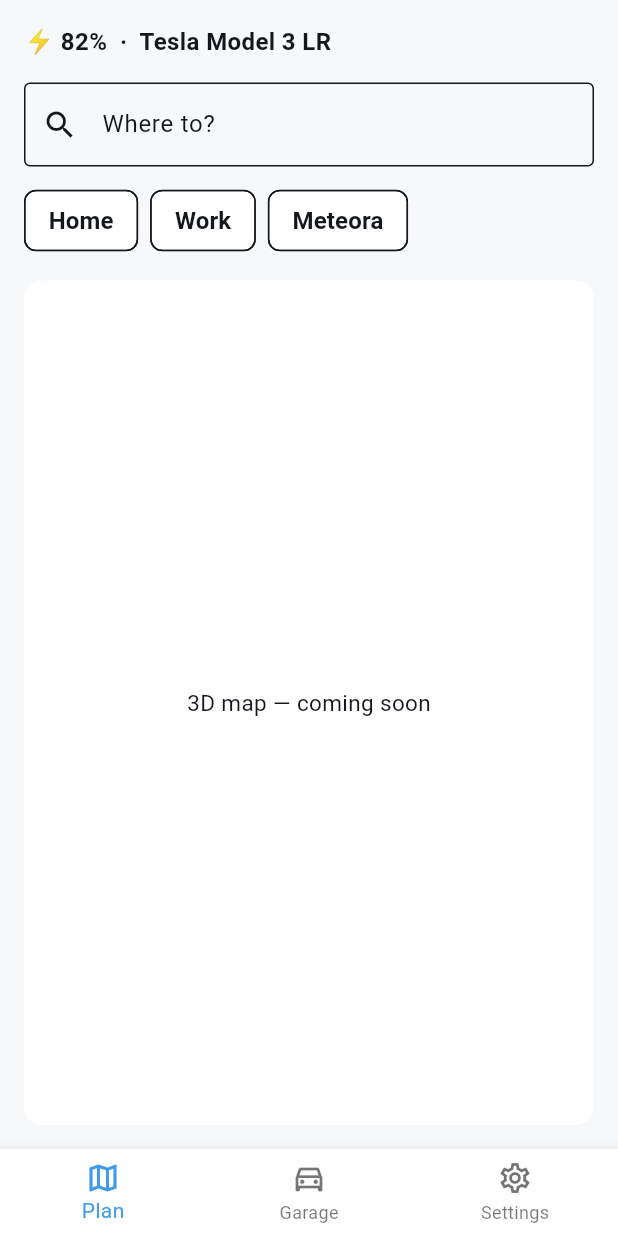
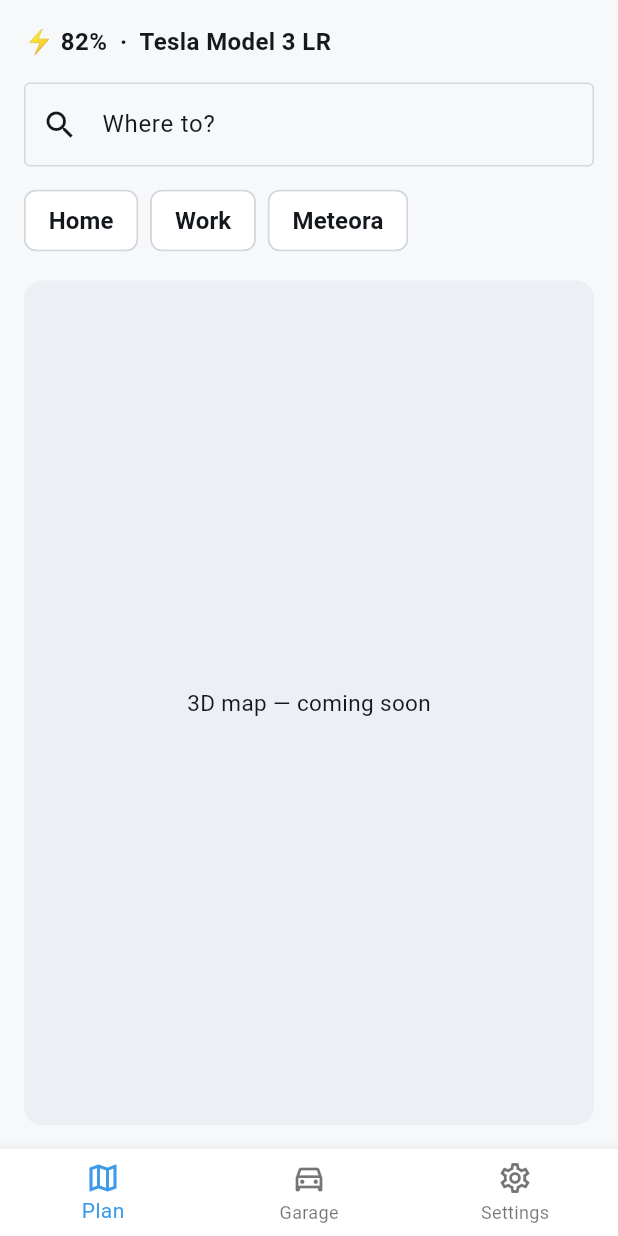
Before and after one commit to Vtziallas/gradient-ev, a Flutter app: the screen it shows after launch, on a phone screen of 412 x 824 dp. Run offline on Flutter 3.47's test engine with Material 3 defaults, Android fonts, the phone set to English and light mode, and no system bars; our stand-ins replace dio, flutter_riverpod, go_router.

Commit message:
fix(mobile): fix theme layering inversion and missing M3 ColorScheme roles
Two related cross-task issues from final review:

- Layering: core/design/energy_chip.dart and two features/*/presentation
  screens imported app/theme/{color,text}_tokens.dart directly, violating
  the plan's "features import core, not app" constraint. The token files
  themselves (color_tokens.dart, text_tokens.dart) were moved to
  lib/core/theme/ in the previous commit; this commit updates every
  remaining import site to point there, leaving app/theme/ containing
  only the ThemeData composer (app_theme.dart).

- ColorScheme roles: _themeFrom only set primary/secondary/error/surface
  roles, leaving M3's surfaceContainerHighest and outline to fall back to
  surface/onSurface respectively. In light theme this made the Home/Plan
  map placeholder (surfaceContainerHighest) nearly invisible against the
  scaffold background; in dark theme it made TextField's outline border
  render at full onSurface contrast instead of as a subtle divider. Added
  explicit darkSurfaceContainer/lightSurfaceContainer (a step between
  surface and background) and darkOutline/lightOutline (a step between
  surface and onSurface) tokens, wired into ColorScheme's
  surfaceContainerHighest/surfaceContainer and outline/outlineVariant.

```diff
--- a/mobile/lib/app/theme/app_theme.dart
+++ b/mobile/lib/app/theme/app_theme.dart
@@ -1,7 +1,7 @@
 import 'package:flutter/material.dart';
 
-import 'color_tokens.dart';
-import 'text_tokens.dart';
+import '../../core/theme/color_tokens.dart';
+import '../../core/theme/text_tokens.dart';
 
 class GradientTheme {
   const GradientTheme._();
@@ -10,24 +10,30 @@ class GradientTheme {
         brightness: Brightness.dark,
         background: GradientColors.darkBackground,
         surface: GradientColors.darkSurface,
+        surfaceContainer: GradientColors.darkSurfaceContainer,
         onSurface: GradientColors.darkOnSurface,
         onSurfaceMuted: GradientColors.darkOnSurfaceMuted,
+        outline: GradientColors.darkOutline,
       );
 
   static ThemeData get light => _themeFrom(
         brightness: Brightness.light,
         background: GradientColors.lightBackground,
         surface: GradientColors.lightSurface,
+        surfaceContainer: GradientColors.lightSurfaceContainer,
         onSurface: GradientColors.lightOnSurface,
         onSurfaceMuted: GradientColors.lightOnSurfaceMuted,
+        outline: GradientColors.lightOutline,
       );
 
   static ThemeData _themeFrom({
     required Brightness brightness,
     required Color background,
     required Color surface,
+    required Color surfaceContainer,
     required Color onSurface,
     required Color onSurfaceMuted,
+    required Color outline,
   }) {
     final colorScheme = ColorScheme(
       brightness: brightness,
@@ -39,6 +45,10 @@ class GradientTheme {
       onError: Colors.white,
       surface: surface,
       onSurface: onSurface,
+      surfaceContainerHighest: surfaceContainer,
+      surfaceContainer: surfaceContainer,
+      outline: outline,
+      outlineVariant: outline,
     );
 
     return ThemeData(
--- a/mobile/lib/app/theme/color_tokens.dart
+++ /dev/null
@@ -1,30 +0,0 @@
-import 'package:flutter/material.dart';
-
-/// Energy palette — contract with server-side energy classes and renderers.
-/// Source: docs/UX.md §1. Same accent hues used for light and dark; only
-/// surface/text tokens differ per theme (formal contrast-on-terrain
-/// validation deferred — out of scope for this skeleton).
-class EnergyColors {
-  const EnergyColors._();
-
-  static const Color regen = Color(0xFF2FBF71);
-  static const Color efficient = Color(0xFFE8C547);
-  static const Color medium = Color(0xFFF28C28);
-  static const Color heavy = Color(0xFFE4572E);
-  static const Color charge = Color(0xFF3D9BE9);
-}
-
-/// Surface/background tokens. Dark-first per UX.md §1 ("driving context").
-class GradientColors {
-  const GradientColors._();
-
-  static const Color darkBackground = Color(0xFF0E1116);
-  static const Color darkSurface = Color(0xFF181C22);
-  static const Color darkOnSurface = Color(0xFFF2F4F7);
-  static const Color darkOnSurfaceMuted = Color(0xFF9AA4B2);
-
-  static const Color lightBackground = Color(0xFFF7F8FA);
-  static const Color lightSurface = Color(0xFFFFFFFF);
-  static const Color lightOnSurface = Color(0xFF14171C);
-  static const Color lightOnSurfaceMuted = Color(0xFF5B6472);
-}
--- a/mobile/lib/app/theme/text_tokens.dart
+++ /dev/null
@@ -1,32 +0,0 @@
-import 'package:flutter/material.dart';
-
-/// Typography tokens. UX.md §1 calls for a tabular-numerals display face
-/// for all metrics ("numbers are the product") — enforced here via
-/// [FontFeature.tabularFigures] rather than a bespoke font.
-class GradientTextStyles {
-  const GradientTextStyles._();
-
-  static const TextStyle metricLarge = TextStyle(
-    fontSize: 40,
-    fontWeight: FontWeight.w700,
-    fontFeatures: [FontFeature.tabularFigures()],
-    height: 1.05,
-  );
-
-  static const TextStyle metricSmall = TextStyle(
-    fontSize: 16,
-    fontWeight: FontWeight.w600,
-    fontFeatures: [FontFeature.tabularFigures()],
-  );
-
-  static const TextStyle body = TextStyle(
-    fontSize: 15,
-    fontWeight: FontWeight.w400,
-  );
-
-  static const TextStyle label = TextStyle(
-    fontSize: 13,
-    fontWeight: FontWeight.w500,
-    letterSpacing: 0.2,
-  );
-}
--- a/mobile/lib/core/design/energy_chip.dart
+++ b/mobile/lib/core/design/energy_chip.dart
@@ -1,7 +1,7 @@
 import 'package:flutter/material.dart';
 
-import '../../app/theme/color_tokens.dart';
-import '../../app/theme/text_tokens.dart';
+import '../theme/color_tokens.dart';
+import '../theme/text_tokens.dart';
 
 enum EnergyClass { regen, efficient, medium, heavy, charge }
 
--- a/mobile/lib/features/garage/presentation/garage_screen.dart
+++ b/mobile/lib/features/garage/presentation/garage_screen.dart
@@ -1,7 +1,7 @@
 import 'package:flutter/material.dart';
 import 'package:flutter_riverpod/flutter_riverpod.dart';
 
-import '../../../app/theme/text_tokens.dart';
+import '../../../core/theme/text_tokens.dart';
 import 'garage_providers.dart';
 
 class GarageScreen extends ConsumerWidget {
--- a/mobile/lib/features/planning/presentation/home_plan_screen.dart
+++ b/mobile/lib/features/planning/presentation/home_plan_screen.dart
@@ -1,7 +1,7 @@
 import 'package:flutter/material.dart';
 import 'package:flutter_riverpod/flutter_riverpod.dart';
 
-import '../../../app/theme/text_tokens.dart';
+import '../../../core/theme/text_tokens.dart';
 import '../../garage/presentation/garage_providers.dart';
 
 /// Home/Plan screen skeleton (UX.md §2 "Home / Plan" wireframe). Search and
```
Also changed, not shown: 1 other file.
